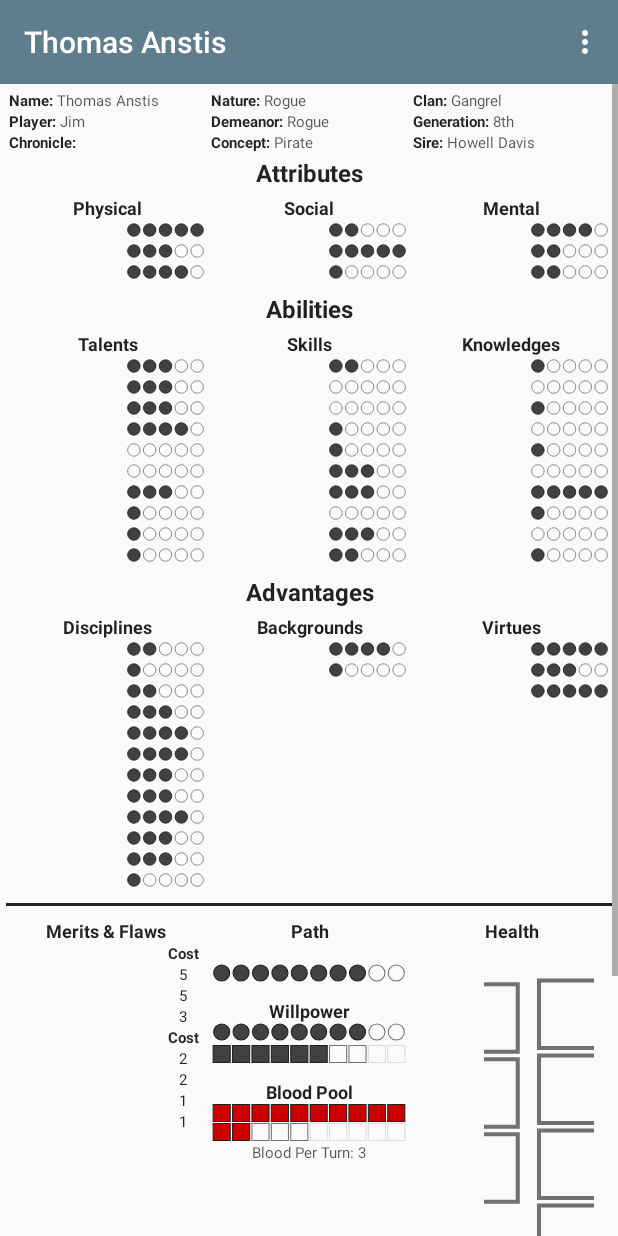
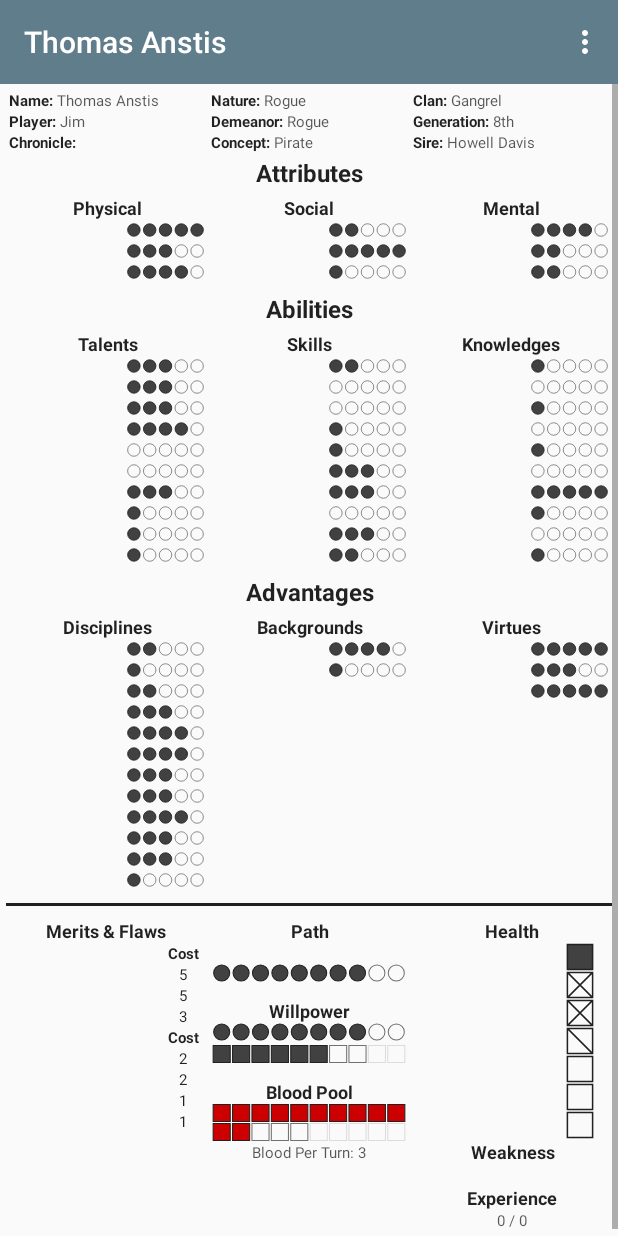
Before and after one commit to Amagi82/Character_Sheet_WoD, an Android app: the screen it shows after launch (MainActivity), after a tap on "Vampire", on a phone screen of 412 x 824 dp. Run offline under Robolectric (Android 15) with nearby library versions, the phone set to English and light mode, and no system bars; libraries missing offline, so code that uses them is left out: com.balysv.materialmenu, me.grantland.widget; plain views replace AutofitTextView; 24 statements that could not run were skipped.

Commit message:
vertical stat bar fixed and upgraded

```diff
--- a/app/src/main/java/amagi82/wodcharactersheet/MainActivity.java
+++ b/app/src/main/java/amagi82/wodcharactersheet/MainActivity.java
@@ -65,8 +65,9 @@ public class MainActivity extends AppCompatActivity implements CharacterListFrag
         anstis.setGeneration(8);
         anstis.setSire("Howell Davis");
         anstis.setDamageAgg(1);
-        anstis.setDamageBashing(2);
-        anstis.setDamageLethal(1);
+        anstis.setDamageLethal(2);
+        anstis.setDamageBashing(1);
+
 
         //TODO: possible bug - if user switches languages, hashmap may lose all values
         HashMap<String, Integer> valuesMap = new HashMap<>();
--- a/app/src/main/java/amagi82/wodcharactersheet/StatRatingBar.java
+++ b/app/src/main/java/amagi82/wodcharactersheet/StatRatingBar.java
@@ -36,9 +36,9 @@ public class StatRatingBar extends RatingBar {
     private int colorFill;
     private int colorFillPressed;
     private int maxRating = getNumStars();
-    private int healthBashing;
-    private int healthLethal;
-    private int healthAgg;
+    private int healthBashing = 0;
+    private int healthLethal = 0;
+    private int healthAgg = 0;
     private enum Healthbox {EMPTY, CHECK, X}
     private enum BarType {CIRCLE, SQUARE, HEALTHBAR}
     private BarType barType;
@@ -66,7 +66,7 @@ public class StatRatingBar extends RatingBar {
     @Override
     protected synchronized void onMeasure(int widthMeasureSpec, int heightMeasureSpec) {
 
-        int desiredLength = (int)(50 * dp * getNumStars());
+        int desiredLength = (int)(25 * dp * getNumStars());
         int widthMode = MeasureSpec.getMode(widthMeasureSpec);
         int widthSize = MeasureSpec.getSize(widthMeasureSpec);
         int heightMode = MeasureSpec.getMode(heightMeasureSpec);
@@ -93,10 +93,10 @@ public class StatRatingBar extends RatingBar {
             height = heightSize;
         } else if (heightMode == MeasureSpec.AT_MOST) {
             //Can't be bigger than...
-            height = Math.min(heightSize, vertical? desiredLength : width/getNumStars());
+            height = Math.min(heightSize, vertical? Math.min(width*getNumStars(),desiredLength) : width/getNumStars());
         } else {
             //Be whatever you want
-            height = vertical? desiredLength : width/getNumStars();
+            height = vertical? Math.min(width*getNumStars(),desiredLength) : width/getNumStars();
         }
         if(vertical && widthMode != MeasureSpec.EXACTLY) width = Math.min(widthSize, height/getNumStars());
 
@@ -115,6 +115,7 @@ public class StatRatingBar extends RatingBar {
     }
 
     private Path createPathHealthBox(float size, Healthbox mode) {
+        path.reset();
         path.addRect(0, 0, size, size, Path.Direction.CW);
         if(mode != Healthbox.EMPTY) path.lineTo(size,size);
         if(mode == Healthbox.X) {
@@ -141,30 +142,27 @@ public class StatRatingBar extends RatingBar {
         if(barType != BarType.HEALTHBAR) path = barType == BarType.SQUARE? createPathSquare(shapeSize) : createPathCircle(shapeSize);
 
         for (int i=0;i<getNumStars();++i) {
-            path.computeBounds(rectangle, true);
-            if(!vertical) path.offset((i + .5F) * getWidth() / getNumStars() - rectangle.centerX(), getHeight() / 2 - rectangle.centerY());
+
+            if(!vertical){
+                path.computeBounds(rectangle, true);
+                path.offset((i + .5F) * getWidth() / getNumStars() - rectangle.centerX(), getHeight() / 2 - rectangle.centerY());
+            }
 
             paintOutline.setColor(isPressed() ? colorOutlinePressed : i >= maxRating ? colorOutlineInactive : i < getRating()? colorOutlineOn : colorOutlineOff);
             paintInside.setColor(isPressed()? colorFillPressed : colorFill);
 
             if(barType == BarType.HEALTHBAR){
-                path.reset();
-//                if(healthAgg > 0 && i<=healthAgg){
-//                    path = createPathHealthBox(shapeSize, Healthbox.EMPTY);
-//                    path.offset(getWidth() / 2 - rectangle.centerX(), (i + .5F) * getHeight() / getNumStars() - rectangle.centerY());
-//                    canvas.drawPath(path, paintInside);
-//                    canvas.drawPath(path, paintOutline);
-//                    break;
-//                }else if(healthLethal > 0 && i<= healthAgg+healthLethal){
-//                    path = createPathHealthBox(shapeSize, Healthbox.X);
-//                }else if(healthBashing > 0 && i<= healthAgg+healthLethal+healthBashing){
-//                    path = createPathHealthBox(shapeSize, Healthbox.CHECK);
-//                }else{
-                    path = createPathHealthBox(shapeSize, Healthbox.EMPTY);
-//                }
+                boolean agg = i<healthAgg;
+                boolean lethal = i<healthAgg+healthLethal;
+                boolean bashing = i<healthAgg+healthLethal+healthBashing;
+
+                path = createPathHealthBox(shapeSize, agg? Healthbox.EMPTY : lethal? Healthbox.X : bashing? Healthbox.CHECK : Healthbox.EMPTY);
+
+                path.computeBounds(rectangle, true);
                 path.offset(getWidth() / 2 - rectangle.centerX(), (i + .5F) * getHeight() / getNumStars() - rectangle.centerY());
+
+                if(agg) canvas.drawPath(path, paintInside);
                 canvas.drawPath(path, paintOutline);
-
             }else {
                 if (i < getRating()) canvas.drawPath(path, paintInside);
                 canvas.drawPath(path, paintOutline);
--- a/app/src/main/java/amagi82/wodcharactersheet/VampireFragment.java
+++ b/app/src/main/java/amagi82/wodcharactersheet/VampireFragment.java
@@ -85,6 +85,7 @@ public class VampireFragment extends Fragment {
         statRatingBarBloodPool2.setRating(vampire.getCurrentBloodpool() - 10);
         tvBloodPerTurn.setText(getString(R.string.blood_per_turn) + ": " + vampire.getBloodPerTurn());
 
+        //TODO: when you set damage, make sure total damage does not exceed 7
         StatRatingBar statRatingBarHealth = (StatRatingBar) contentRight.findViewById(R.id.statRatingBarHealthLevel);
         statRatingBarHealth.setHealthAgg(vampire.getDamageAgg());
         statRatingBarHealth.setHealthLethal(vampire.getDamageLethal());
--- a/app/src/main/res/layout/table_row_bottom.xml
+++ b/app/src/main/res/layout/table_row_bottom.xml
@@ -92,7 +92,7 @@
             <TextView
                 android:layout_width="0dp"
                 android:layout_height="wrap_content"
-                android:layout_weight="1"/>
+                android:layout_weight="4"/>
 
             <TextView
                 android:layout_width="0dp"
@@ -101,10 +101,12 @@
 
             <amagi82.wodcharactersheet.StatRatingBar
                 android:id="@+id/statRatingBarHealthLevel"
+                app:colorOutlineOff="@color/outlineDark"
                 android:layout_width="0dp"
                 android:layout_height="wrap_content"
-                android:layout_weight="4"
+                android:layout_weight="1"
                 android:numStars="7"
+                android:isIndicator="true"
                 app:vertical="true"
                 app:barType="healthbox"/>
         </LinearLayout>
```
